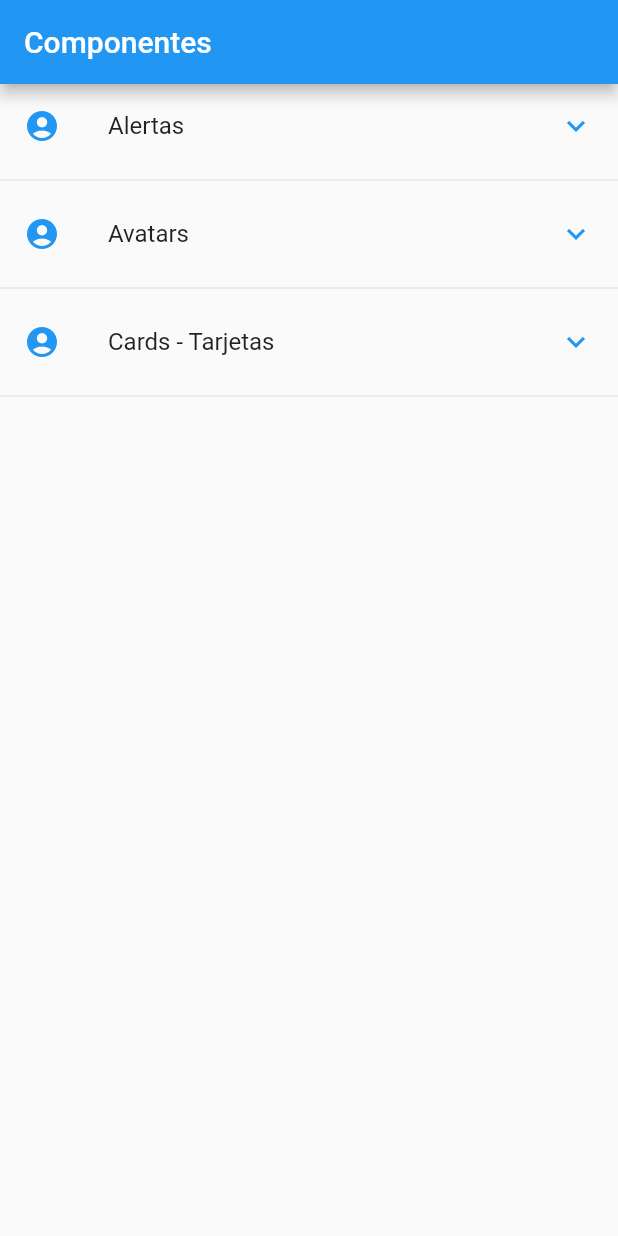
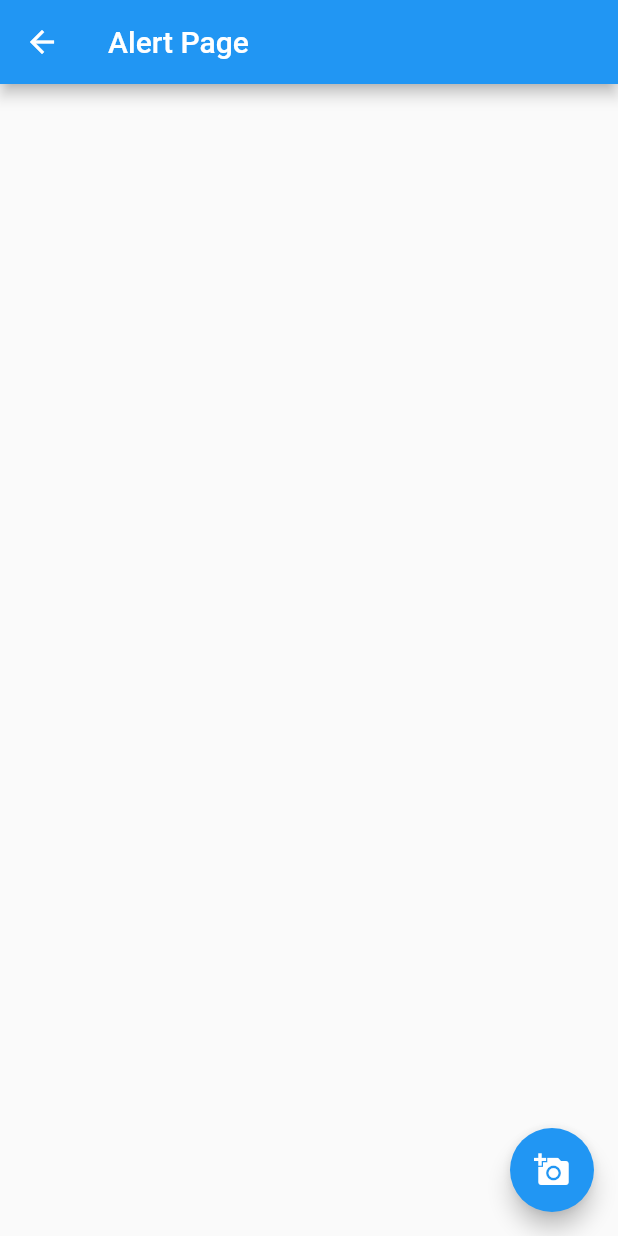
Before and after one commit to dlromero/componets-flutter, a Flutter app: the screen it shows after launch, after a tap on "Cards - Tarjetas", on a phone screen of 412 x 824 dp. Run offline on Flutter 3.47's test engine with Material 2 defaults, Android fonts, the phone set to English and light mode, and no system bars.

Commit message:
add routes

```diff
--- a/lib/main.dart
+++ b/lib/main.dart
@@ -1,5 +1,7 @@
-import 'package:components/src/pages/home_page.dart';
 import 'package:flutter/material.dart';
+
+import 'package:components/src/pages/alert_page.dart';
+import 'package:components/src/routes/routes.dart';
 
 void main() => runApp(MyApp());
 
@@ -9,7 +11,13 @@ class MyApp extends StatelessWidget {
     return MaterialApp(
       title: 'Material App',
       debugShowCheckedModeBanner: false,
-      home: HomePage(),
+      // home: HomePage(),
+      initialRoute: '/',
+      routes: getApplicationRoutes(),
+      onGenerateRoute: (RouteSettings settings) {
+        return MaterialPageRoute(
+            builder: (BuildContext context) => AlertPage());
+      },
     );
   }
 }
--- /dev/null
+++ b/lib/src/pages/alert_page.dart
@@ -0,0 +1,16 @@
+import 'package:flutter/material.dart';
+
+class AlertPage extends StatelessWidget {
+  @override
+  Widget build(BuildContext context) {
+    return Scaffold(
+      appBar: AppBar(title: Text('Alert Page')),
+      floatingActionButton: FloatingActionButton(
+        child: Icon(Icons.add_a_photo),
+        onPressed: () {
+          Navigator.pop(context);
+        },
+      ),
+    );
+  }
+}
--- a/lib/src/pages/home_page.dart
+++ b/lib/src/pages/home_page.dart
@@ -1,4 +1,5 @@
 import 'package:components/src/providers/menu_provider.dart';
+import 'package:components/src/utils/icono_string_util.dart';
 import 'package:flutter/material.dart';
 
 class HomePage extends StatelessWidget {
@@ -13,32 +14,32 @@ class HomePage extends StatelessWidget {
   }
 
   Widget _lista() {
-    // print(menuProvider.opciones);
     return FutureBuilder(
       future: menuProvider.cargarData(),
-      // initialData: [],
       builder: (BuildContext context, AsyncSnapshot<List<dynamic>> snapshot) {
         return ListView(
-          children: _listaItems(snapshot.data),
+          children: _listaItems(snapshot.data, context),
         );
       },
     );
   }
 
-  List<Widget> _listaItems(List<dynamic> data) {
+  List<Widget> _listaItems(List<dynamic> data, BuildContext context) {
     final List<Widget> opciones = [];
     data.forEach((opt) {
       final widgetTemp = ListTile(
         title: Text(opt['texto']),
-        leading: Icon(
-          Icons.account_circle,
-          color: Colors.blue,
-        ),
+        leading: getIcon(opt['icon']),
         trailing: Icon(
           Icons.keyboard_arrow_down,
           color: Colors.blue,
         ),
-        onTap: () {},
+        onTap: () {
+          Navigator.pushNamed(context, opt['ruta']);
+
+          // final route = MaterialPageRoute(builder: (context) => AlertPage());
+          // Navigator.push(context, route);
+        },
       );
       opciones..add(widgetTemp)..add(Divider());
     });
--- /dev/null
+++ b/lib/src/routes/routes.dart
@@ -0,0 +1,13 @@
+import 'package:flutter/material.dart';
+
+import 'package:components/src/pages/alert_page.dart';
+import 'package:components/src/pages/avatar_age.dart';
+import 'package:components/src/pages/home_page.dart';
+
+Map<String, WidgetBuilder> getApplicationRoutes() {
+  return <String, WidgetBuilder>{
+    '/': (BuildContext context) => HomePage(),
+    'alert': (BuildContext context) => AlertPage(),
+    'avatar': (BuildContext context) => AvatarPage(),
+  };
+}
--- /dev/null
+++ b/lib/src/utils/icono_string_util.dart
@@ -0,0 +1,14 @@
+import 'package:flutter/material.dart';
+
+final _icons = <String, IconData>{
+  'add_alert': Icons.add_alert,
+  'accessibility': Icons.accessible,
+  'folder_open': Icons.folder_open
+};
+
+Icon getIcon(String nombreIcono) {
+  return Icon(
+    _icons[nombreIcono],
+    color: Colors.blue,
+  );
+}
```
Also changed, not shown: lib/src/pages/avatar_age.dart (added, +10 -0 lines).
